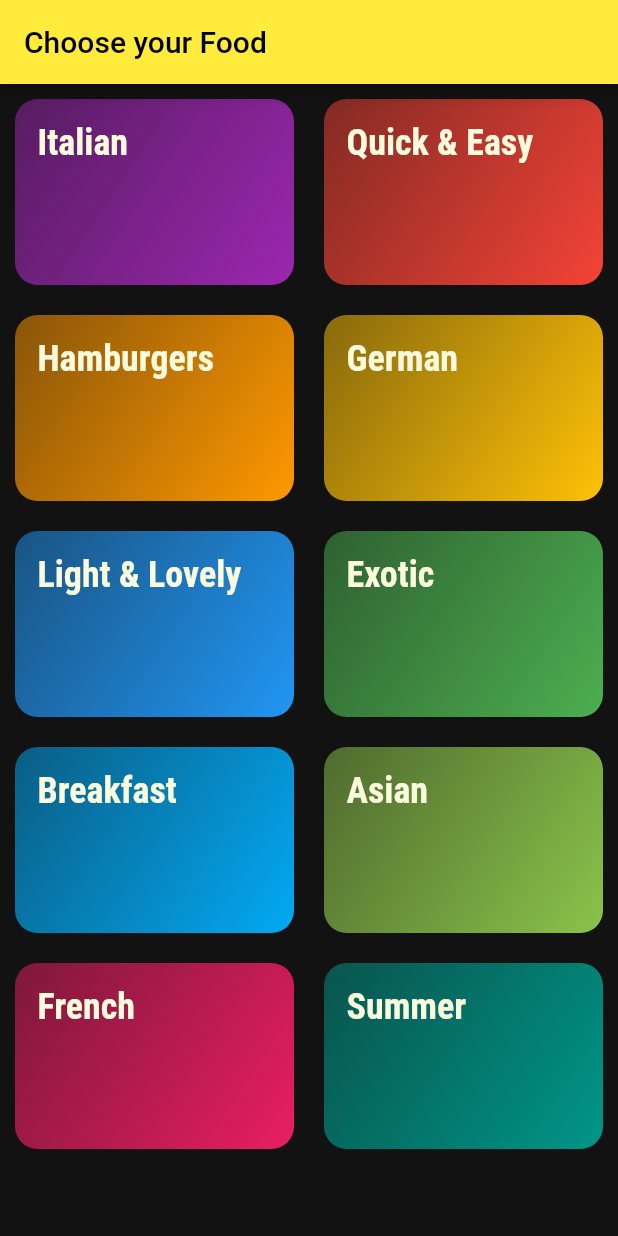
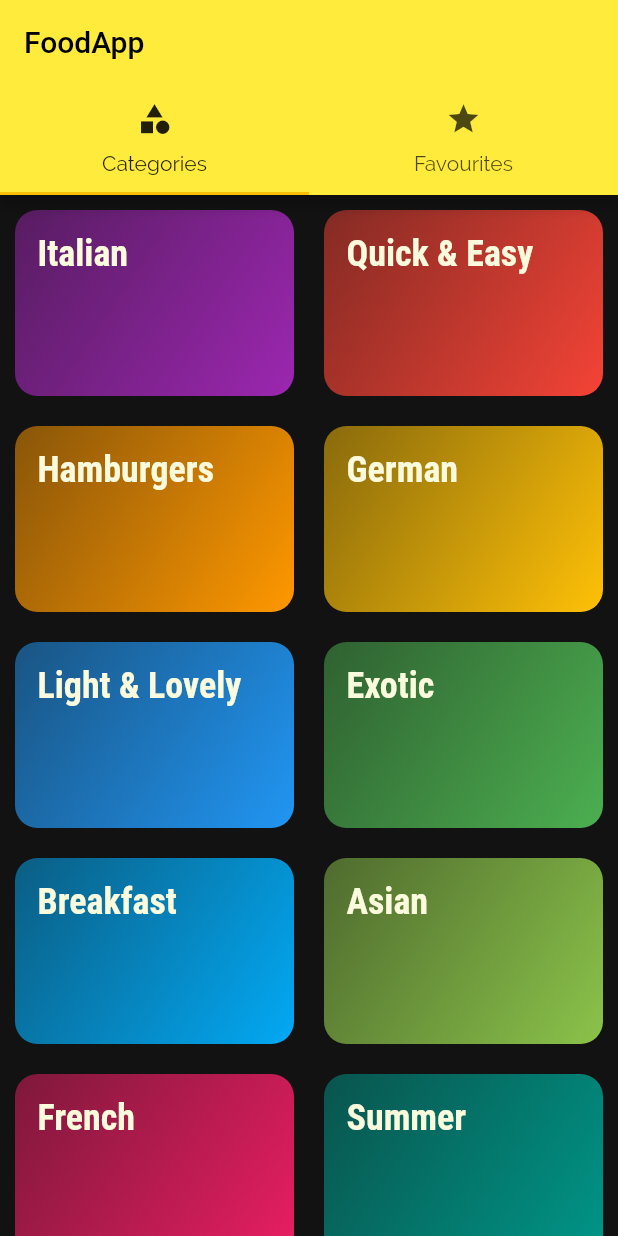
Before and after one commit to AaronCodesPython/FoodApp, a Flutter app: the screen it shows after launch, on a phone screen of 412 x 824 dp. Run offline on Flutter 3.47's test engine with Material 2 defaults, Android fonts, the phone set to English and light mode, and no system bars.

Commit message:
Added TapBar at the Top

```diff
--- /dev/null
+++ b/CMakeLists.txt
@@ -0,0 +1,11 @@
+cmake_minimum_required(VERSION 3.0.0)
+project(foodapp VERSION 0.1.0)
+
+include(CTest)
+enable_testing()
+
+add_executable(foodapp main.cpp)
+
+set(CPACK_PROJECT_NAME ${PROJECT_NAME})
+set(CPACK_PROJECT_VERSION ${PROJECT_VERSION})
+include(CPack)
--- a/foodapp/lib/main.dart
+++ b/foodapp/lib/main.dart
@@ -3,6 +3,7 @@ import './screens/category_info_screen.dart';
 import 'screens/category_info_screen.dart';
 import 'screens/categories_screen.dart';
 import "./screens/single_meal_screen.dart";
+import "./screens/tabs_screen.dart";
 
 void main() {
   runApp(const MyApp());
@@ -30,7 +31,7 @@ class MyApp extends StatelessWidget {
                   fontWeight: FontWeight.bold))),
       //initialRoute: "/",
       routes: {
-        "/": (ctx) => const CategoriesScreen(),
+        "/": (ctx) => const TabsScreeen(),
         category_info.routeName: (ctx) => category_info(),
         SingleMealScreen.route_name: (ctx) => const SingleMealScreen(),
       },
--- a/foodapp/lib/screens/categories_screen.dart
+++ b/foodapp/lib/screens/categories_screen.dart
@@ -9,11 +9,7 @@ class CategoriesScreen extends StatelessWidget {
 
   @override
   Widget build(BuildContext context) {
-    return Scaffold(
-      appBar: AppBar(
-        title: const Text("Choose your Food"),
-      ),
-      body: GridView(
+    return GridView(
       padding: const EdgeInsets.all(10),
       gridDelegate: const SliverGridDelegateWithMaxCrossAxisExtent(
         maxCrossAxisExtent: 200,
@@ -30,7 +26,6 @@ class CategoriesScreen extends StatelessWidget {
                 ))
             .toList()
       ],
-      ),
     );
   }
 }
--- /dev/null
+++ b/foodapp/lib/screens/tabs_screen.dart
@@ -0,0 +1,28 @@
+import "package:flutter/material.dart";
+import "./categories_screen.dart";
+import "./favourites_screen.dart";
+
+class TabsScreeen extends StatefulWidget {
+  const TabsScreeen({Key? key}) : super(key: key);
+
+  @override
+  State<TabsScreeen> createState() => _TabsScreeenState();
+}
+
+class _TabsScreeenState extends State<TabsScreeen> {
+  @override
+  Widget build(BuildContext context) {
+    return DefaultTabController(
+      length: 2,
+      child: Scaffold(
+          appBar: AppBar(
+            title: Text("FoodApp"),
+            bottom: TabBar(tabs: <Widget>[
+              Tab(icon: Icon(Icons.category), text: "Categories"),
+              Tab(icon: Icon(Icons.star), text: "Favourites"),
+            ]),
+          ),
+          body: TabBarView(children: [CategoriesScreen(), favouritesScreen()])),
+    );
+  }
+}
```
Also changed, not shown: foodapp/lib/screens/favourites_screen.dart (added, +10 -0 lines), 1 other file. Lines whose indentation alone changed are shown as unchanged.
